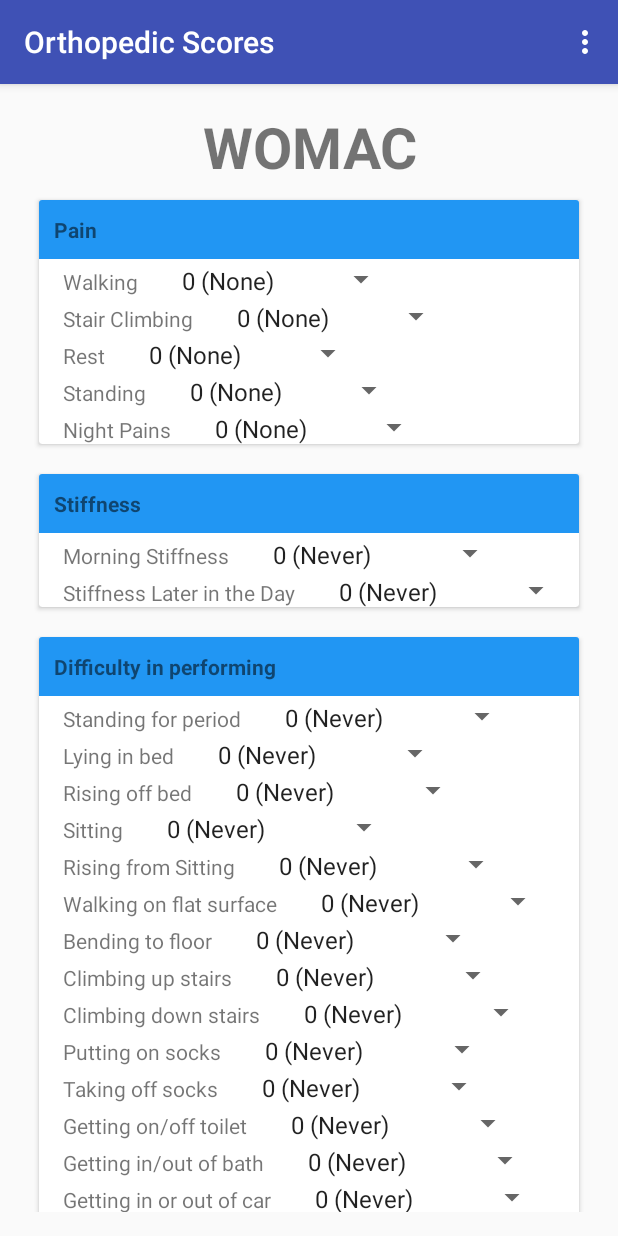
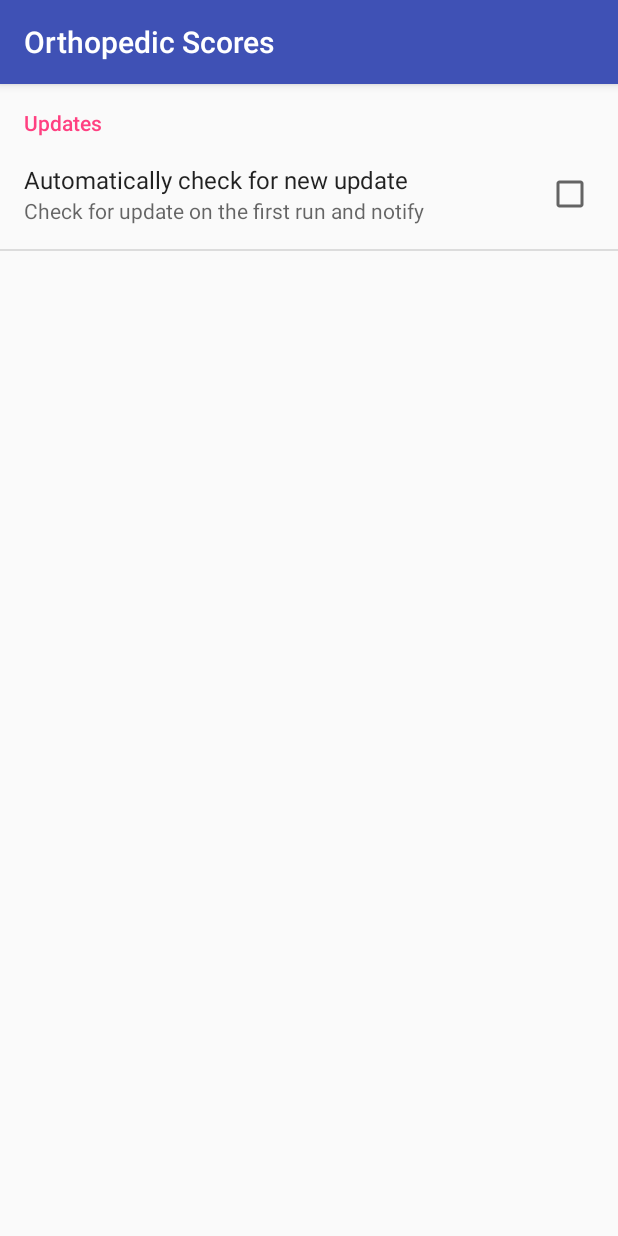
Before and after one commit to rksomayaji/orthoscore, an Android app: the screen it shows after launch (MainActivity before the commit, SettingsActivity after it), in the options menu, after a tap on "Settings", on a phone screen of 412 x 824 dp. Run offline under Robolectric (Android 15) with nearby library versions, the phone set to English and light mode, and no system bars.

Commit message:
Added setting to check for updates
Added setting to check for updates. Right now it checks it on each launch.
TODO
- Make it once a day.

```diff
--- a/app/src/main/java/com/rksomayaji/work/orthoscores2/AboutActivity.java
+++ b/app/src/main/java/com/rksomayaji/work/orthoscores2/AboutActivity.java
@@ -35,6 +35,8 @@ public class AboutActivity extends AppCompatActivity {
         } catch (PackageManager.NameNotFoundException e) {
             e.printStackTrace();
         }
+
+        if(getIntent().getBooleanExtra(OrthoScores.NOTIFICATION,false)) new getUpdate().execute();
 
         String versionCode = pInfo.versionName;
         TextView versionCodeView = (TextView) findViewById(R.id.textview_version_code);
--- a/app/src/main/java/com/rksomayaji/work/orthoscores2/MainActivity.java
+++ b/app/src/main/java/com/rksomayaji/work/orthoscores2/MainActivity.java
@@ -1,11 +1,18 @@
 package com.rksomayaji.work.orthoscores2;
 
+import android.app.NotificationManager;
+import android.app.PendingIntent;
 import android.content.Intent;
+import android.content.SharedPreferences;
+import android.os.AsyncTask;
+import android.preference.PreferenceManager;
 import android.support.v4.app.FragmentTransaction;
+import android.support.v4.app.NotificationCompat;
 import android.support.v4.view.GravityCompat;
 import android.support.v4.widget.DrawerLayout;
 import android.support.v7.app.AppCompatActivity;
 import android.os.Bundle;
+import android.util.Log;
 import android.view.Menu;
 import android.view.MenuInflater;
 import android.view.MenuItem;
@@ -13,6 +20,10 @@ import android.view.View;
 import android.widget.AdapterView;
 import android.widget.ArrayAdapter;
 import android.widget.ListView;
+
+import org.json.JSONArray;
+import org.json.JSONException;
+import org.json.JSONObject;
 
 public class MainActivity extends AppCompatActivity {
 
@@ -52,8 +63,6 @@ public class MainActivity extends AppCompatActivity {
                         mainMenu.closeDrawer(GravityCompat.START);
                         break;
                 }
-
-
             }
         });
         if(findViewById(R.id.fragment_container) != null){
@@ -65,6 +74,16 @@ public class MainActivity extends AppCompatActivity {
             ft.add(R.id.fragment_container,mainFragment);
             ft.commit();
         }
+        checkForUpdate();
+    }
+
+    private void checkForUpdate() {
+        SharedPreferences settings = PreferenceManager.getDefaultSharedPreferences(this);
+        if(settings.getBoolean("auto_update",true)) {
+            Log.i("Main","It is true");
+            new getUpdate().execute();
+        }
+        else Log.i("Main","Whatevs...");
     }
 
     @Override
@@ -80,12 +99,79 @@ public class MainActivity extends AppCompatActivity {
         switch(item.getItemId()){
             case R.id.menu_about:
                 Intent aboutIntent = new Intent(this,AboutActivity.class);
+                aboutIntent.putExtra(OrthoScores.NOTIFICATION,false);
                 startActivity(aboutIntent);
                 return true;
             case R.id.menu_settings:
+                Intent settingsIntent = new Intent(this,SettingsActivity.class);
+                startActivity(settingsIntent);
                 return true;
             default:
                 return super.onOptionsItemSelected(item);
         }
     }
+    private class getUpdate extends AsyncTask<Void,Void,String[]> {
+
+        String url = getString(R.string.url_download);
+
+        @Override
+        protected void onPreExecute() {
+            super.onPreExecute();
+            Log.i("OrthoScores2","Checking for update");
+        }
+
+        @Override
+        protected String[] doInBackground(Void... voids) {
+            HTTPHelper sh = new HTTPHelper();
+
+            String jsonString = sh.makeServiceCall(url);
+            String tagName[] = new String[3];
+
+            if(jsonString != null){
+                try{
+                    JSONObject jsonObject = new JSONObject(jsonString);
+
+                    Log.i("Main",jsonObject.getString("tag_name"));
+                    tagName[0] = jsonObject.getString("tag_name");
+                    tagName[2] = jsonObject.getString("body");
+                    JSONArray assets = jsonObject.getJSONArray("assets");
+                    JSONObject c = assets.getJSONObject(0);
+                    tagName[1] = c.getString("browser_download_url");
+
+                }catch (JSONException e){
+                    e.printStackTrace();
+                }
+            }
+            return tagName;
+        }
+
+        @Override
+        protected void onPostExecute(String[] s) {
+            super.onPostExecute(s);
+            try{
+                String versionInstalled = getPackageManager().getPackageInfo(getPackageName(),0).versionName;
+
+                if(!s[0].equals(versionInstalled)) {
+                    Intent updateIntent = new Intent(getApplicationContext(),AboutActivity.class);
+                    updateIntent.putExtra(OrthoScores.NOTIFICATION,true);
+                    PendingIntent updatePI =  PendingIntent.getActivity(getApplicationContext(),0,updateIntent,PendingIntent.FLAG_UPDATE_CURRENT);
+
+                    NotificationCompat.Builder updateNotification = new NotificationCompat.Builder(getApplicationContext());
+                    updateNotification.setSmallIcon(R.drawable.ic_notifications_black_24dp)
+                            .setContentTitle("Update Available")
+                            .setContentText(s[0])
+                            .setContentIntent(updatePI)
+                            .setAutoCancel(true);
+
+                    NotificationManager noti = (NotificationManager) getSystemService(NOTIFICATION_SERVICE);
+
+                    noti.notify(1,updateNotification.build());
+
+                }
+            }catch (Exception e){
+                e.printStackTrace();
+            }
+
+        }
+    }
 }
--- a/app/src/main/java/com/rksomayaji/work/orthoscores2/OrthoScores.java
+++ b/app/src/main/java/com/rksomayaji/work/orthoscores2/OrthoScores.java
@@ -8,4 +8,6 @@ import android.app.Application;
 public class OrthoScores extends Application {
     public static final String RESULT = "RESULT";
     public static final String TEST = "TEST";
+
+    public static final String NOTIFICATION = "NOTIFY";
 }
--- /dev/null
+++ b/app/src/main/java/com/rksomayaji/work/orthoscores2/SettingsActivity.java
@@ -0,0 +1,19 @@
+package com.rksomayaji.work.orthoscores2;
+
+import android.app.Activity;
+import android.os.Bundle;
+import android.os.PersistableBundle;
+import android.support.v7.app.AppCompatActivity;
+import android.util.Log;
+
+public class SettingsActivity extends AppCompatActivity {
+    @Override
+    protected void onCreate(Bundle savedInstanceState) {
+        super.onCreate(savedInstanceState);
+
+        getFragmentManager().beginTransaction()
+                .replace(android.R.id.content, new SettingsFragment())
+                .commit();
+
+    }
+}
--- /dev/null
+++ b/app/src/main/java/com/rksomayaji/work/orthoscores2/SettingsFragment.java
@@ -0,0 +1,20 @@
+package com.rksomayaji.work.orthoscores2;
+
+import android.os.Bundle;
+import android.preference.CheckBoxPreference;
+import android.preference.Preference;
+import android.preference.PreferenceFragment;
+import android.util.Log;
+
+/**
+ * Created by sushanth on 10/15/16.
+ */
+
+public class SettingsFragment extends PreferenceFragment {
+    CheckBoxPreference autoUpdate;
+    @Override
+    public void onCreate(Bundle savedInstanceState) {
+        super.onCreate(savedInstanceState);
+        addPreferencesFromResource(R.xml.settings);
+    }
+}
--- /dev/null
+++ b/app/src/main/res/drawable/ic_notifications_black_24dp.xml
@@ -0,0 +1,9 @@
+<vector xmlns:android="http://schemas.android.com/apk/res/android"
+    android:width="24dp"
+    android:height="24dp"
+    android:viewportHeight="24.0"
+    android:viewportWidth="24.0">
+    <path
+        android:fillColor="#FF000000"
+        android:pathData="M11.5,22c1.1,0 2,-0.9 2,-2h-4c0,1.1 0.9,2 2,2zm6.5,-6v-5.5c0,-3.07 -2.13,-5.64 -5,-6.32V3.5c0,-0.83 -0.67,-1.5 -1.5,-1.5S10,2.67 10,3.5v0.68c-2.87,0.68 -5,3.25 -5,6.32V16l-2,2v1h17v-1l-2,-2z" />
+</vector>
--- a/app/src/main/res/values/strings.xml
+++ b/app/src/main/res/values/strings.xml
@@ -33,6 +33,8 @@
         <item>Oxford Hip Score</item>
     </string-array>
 
-    <!-- TODO: Remove or change this placeholder text -->
-    <string name="hello_blank_fragment">Hello blank fragment</string>
+    <string name="title_activity_settings">Settings</string>
+
+    <string name="update_check_summary">Check for update on the first run and notify</string>
+    <string name="update_check">Automatically check for new update</string>
 </resources>
--- /dev/null
+++ b/app/src/main/res/xml/settings.xml
@@ -0,0 +1,12 @@
+<?xml version="1.0" encoding="utf-8"?>
+<PreferenceScreen xmlns:android="http://schemas.android.com/apk/res/android">
+
+    <PreferenceCategory android:title="Updates">
+        <CheckBoxPreference
+            android:defaultValue="false"
+            android:title="@string/update_check"
+            android:key="auto_update"
+            android:summary="@string/update_check_summary" />
+    </PreferenceCategory>
+
+</PreferenceScreen>
```
Also changed, not shown: app/build.gradle (+5 -3 lines), app/src/main/AndroidManifest.xml (+4 -3 lines), app/src/main/res/drawable/ic_info_black_24dp.xml (added, +9 -0 lines), app/src/main/res/drawable/ic_sync_black_24dp.xml (added, +9 -0 lines).
